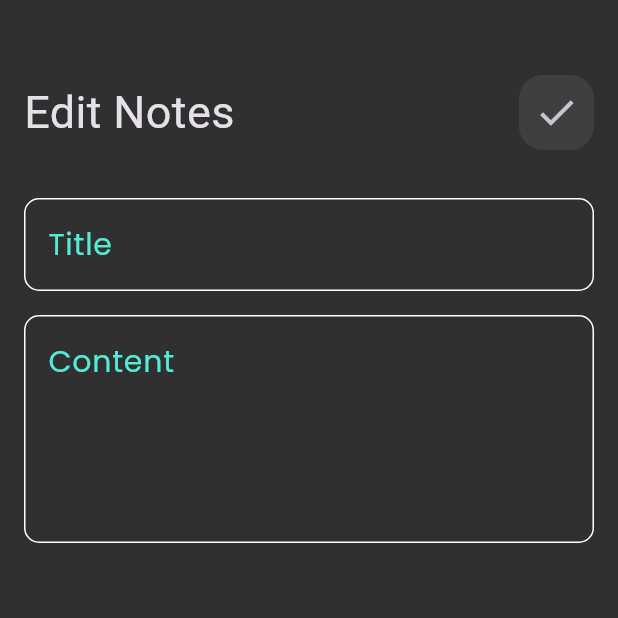
After one commit to AlaaSharshera/notes_app, a Flutter app: the screen it shows after launch, after a tap on "Flutter development", on a phone screen of 412 x 824 dp, the top half of it. The commit adds this screen. Run offline on Flutter 3.47's test engine with Material 3 defaults, Android fonts, the phone set to English and light mode, and no system bars; our stand-ins replace google_fonts.

Commit message:
create edit notes view

```diff
--- /dev/null
+++ b/lib/views/edit_notes_view.dart
@@ -0,0 +1,11 @@
+import 'package:flutter/material.dart';
+import 'package:notes_app/views/widgets/edit_notes_view_body.dart';
+
+class EditNotesView extends StatelessWidget {
+  const EditNotesView({super.key});
+
+  @override
+  Widget build(BuildContext context) {
+    return const EditNotesViewBody();
+  }
+}
--- a/lib/views/widgets/custom_appbar.dart
+++ b/lib/views/widgets/custom_appbar.dart
@@ -2,18 +2,28 @@ import 'package:flutter/material.dart';
 import 'package:notes_app/views/widgets/custom_search_icon.dart';
 
 class CustomAppBar extends StatelessWidget {
-  const CustomAppBar({super.key});
+  const CustomAppBar(
+      {required this.title,
+      required this.icon,
+      required this.onpressed,
+      super.key});
+  final String title;
+  final Icon icon;
+  final VoidCallback onpressed;
 
   @override
   Widget build(BuildContext context) {
-    return const Row(
+    return Row(
       children: [
         Text(
-          "Notes",
-          style: TextStyle(fontSize: 30),
+          title,
+          style: const TextStyle(fontSize: 30),
         ),
-        Spacer(),
-        CustomSearchIcon()
+        const Spacer(),
+        CustomSearchIcon(
+          icon: icon,
+          onpressed: onpressed,
+        )
       ],
     );
   }
--- a/lib/views/widgets/custom_notes_card.dart
+++ b/lib/views/widgets/custom_notes_card.dart
@@ -1,12 +1,19 @@
 import 'package:flutter/material.dart';
 import 'package:google_fonts/google_fonts.dart';
+import 'package:notes_app/views/edit_notes_view.dart';
 
 class CustomNotesCard extends StatelessWidget {
   const CustomNotesCard({super.key});
 
   @override
   Widget build(BuildContext context) {
-    return Container(
+    return GestureDetector(
+      onTap: () {
+        Navigator.push(context, MaterialPageRoute(builder: (context) {
+          return const EditNotesView();
+        }));
+      },
+      child: Container(
         padding: const EdgeInsets.only(left: 12, top: 12),
         width: double.infinity,
         margin: const EdgeInsets.symmetric(vertical: 8),
@@ -52,6 +59,7 @@ class CustomNotesCard extends StatelessWidget {
             ),
           ],
         ),
+      ),
     );
   }
 }
--- a/lib/views/widgets/custom_search_icon.dart
+++ b/lib/views/widgets/custom_search_icon.dart
@@ -1,7 +1,10 @@
 import 'package:flutter/material.dart';
 
 class CustomSearchIcon extends StatelessWidget {
-  const CustomSearchIcon({super.key});
+  const CustomSearchIcon(
+      {required this.icon, required this.onpressed, super.key});
+  final Icon icon;
+  final VoidCallback onpressed;
 
   @override
   Widget build(BuildContext context) {
@@ -12,8 +15,8 @@ class CustomSearchIcon extends StatelessWidget {
           color: Colors.white.withOpacity(0.07),
           borderRadius: BorderRadius.circular(16)),
       child: IconButton(
-        onPressed: () {},
-        icon: const Icon(Icons.search),
+        onPressed: onpressed,
+        icon: icon,
         iconSize: 30,
       ),
     );
--- a/lib/views/widgets/custom_text_field.dart
+++ b/lib/views/widgets/custom_text_field.dart
@@ -5,7 +5,7 @@ import 'package:notes_app/helper/buildBorder.dart';
 
 class CustomTextField extends StatelessWidget {
   const CustomTextField({
-    this.maxLines = 1,
+    required this.maxLines,
     required this.hintText,
     super.key,
   });
--- /dev/null
+++ b/lib/views/widgets/edit_notes_view_body.dart
@@ -0,0 +1,40 @@
+import 'package:flutter/material.dart';
+import 'package:notes_app/views/widgets/custom_appbar.dart';
+import 'package:notes_app/views/widgets/custom_text_field.dart';
+
+class EditNotesViewBody extends StatelessWidget {
+  const EditNotesViewBody({
+    super.key,
+  });
+
+  @override
+  Widget build(BuildContext context) {
+    return Scaffold(
+      body: Padding(
+        padding: const EdgeInsets.symmetric(horizontal: 16),
+        child: Column(
+          children: [
+            const SizedBox(
+              height: 50,
+            ),
+            CustomAppBar(
+              title: "Edit Notes",
+              icon: const Icon(Icons.check),
+              onpressed: () {
+                Navigator.pop(context);
+              },
+            ),
+            const SizedBox(
+              height: 32,
+            ),
+            const CustomTextField(maxLines: 1, hintText: "Title"),
+            const SizedBox(
+              height: 16,
+            ),
+            const CustomTextField(maxLines: 5, hintText: "Content"),
+          ],
+        ),
+      ),
+    );
+  }
+}
--- a/lib/views/widgets/notes_view_body.dart
+++ b/lib/views/widgets/notes_view_body.dart
@@ -9,15 +9,19 @@ class NotesViewBody extends StatelessWidget {
 
   @override
   Widget build(BuildContext context) {
-    return const Padding(
-      padding: EdgeInsets.symmetric(horizontal: 16.0),
+    return Padding(
+      padding: const EdgeInsets.symmetric(horizontal: 16.0),
       child: Column(
         children: [
-          SizedBox(
+          const SizedBox(
             height: 50,
           ),
-          CustomAppBar(),
-          CustomNotesListview(),
+          CustomAppBar(
+            title: "Notes",
+            icon: const Icon(Icons.search),
+            onpressed: () {},
+          ),
+          const CustomNotesListview(),
         ],
       ),
     );
```
Lines whose indentation alone changed are shown as unchanged.
